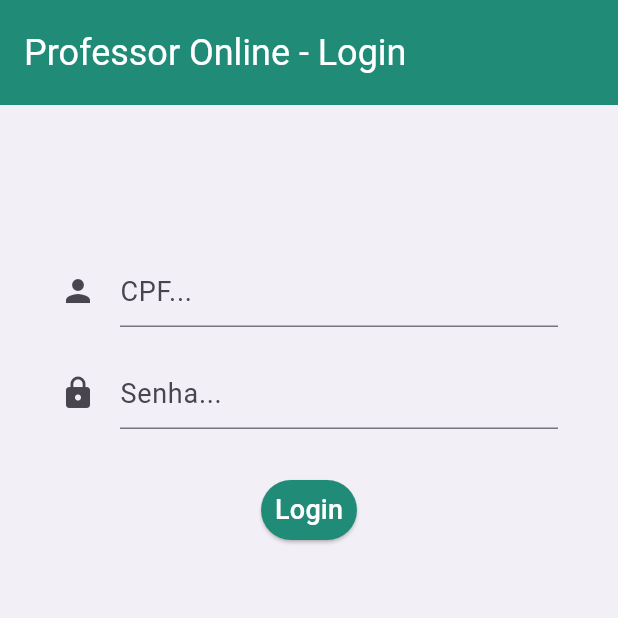
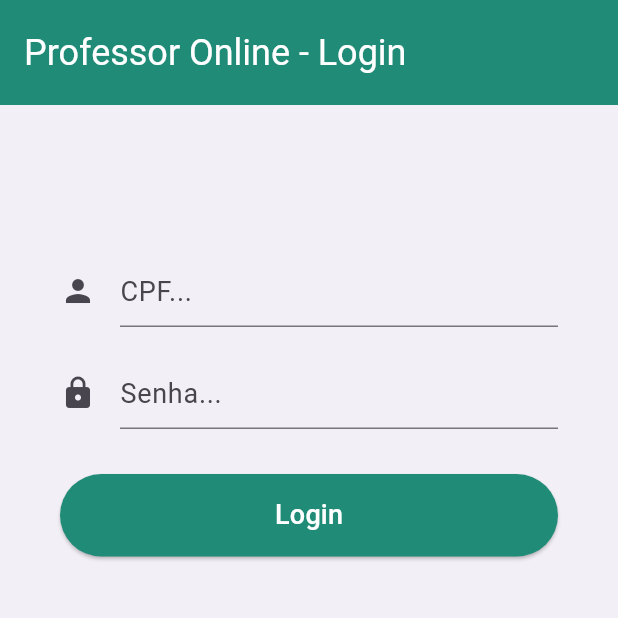
Before and after one commit to CalangoDeveloper/project_professor_online, a Flutter app: the screen it shows after launch, on a phone screen of 412 x 824 dp, the top half of it. Run offline on Flutter 3.47's test engine with Material 3 defaults, Android fonts, the phone set to English and light mode, and no system bars.

Commit message:
version 1.0

```diff
--- a/lib/main.dart
+++ b/lib/main.dart
@@ -1,5 +1,3 @@
-import 'dart:ffi';
-
 import 'package:flutter/material.dart';
 
 void main(){
@@ -40,7 +38,7 @@ class TelaLogin extends StatelessWidget{
             ElevatedButton(
               style: ElevatedButton.styleFrom(
                 backgroundColor: Color(0xFF208C78),
-                //minimumSize: Size(double.infinity, 55),
+                minimumSize: Size(double.infinity, 55),
                 padding: EdgeInsets.zero,
               ),
               child: const Text('Login',
```
